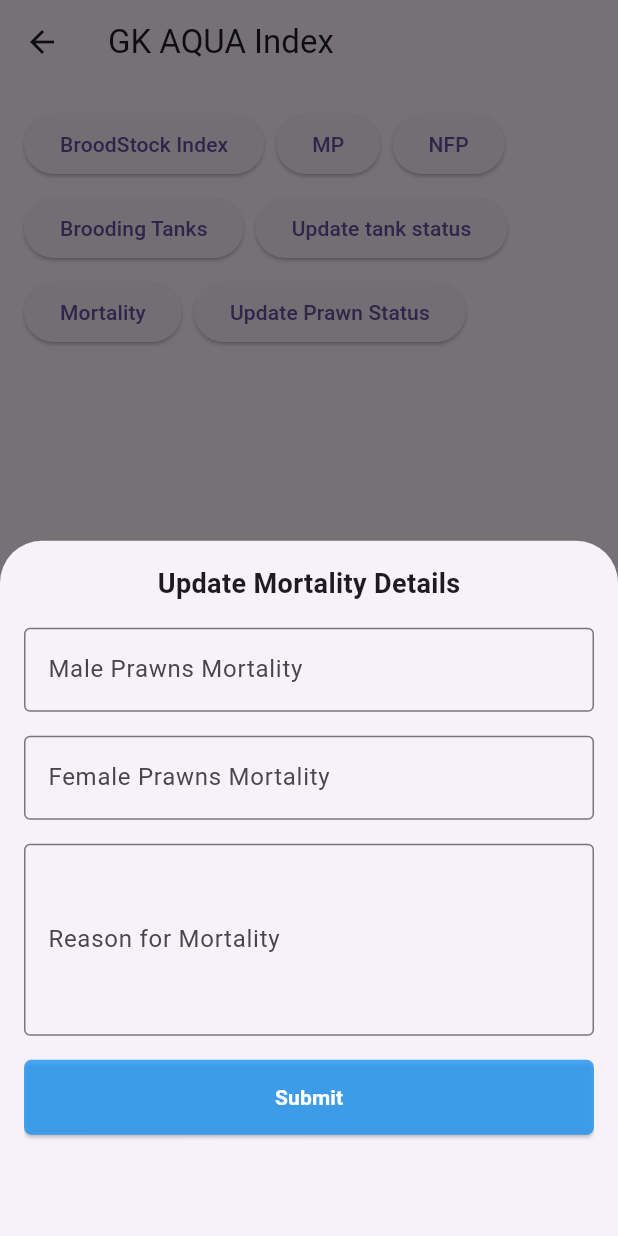
After one commit to sabujith/gkaqua, a Flutter app: the screen it shows after launch, after a tap on "Mortality", on a phone screen of 412 x 824 dp. The commit adds this screen. Run offline on Flutter 3.47's test engine with Material 3 defaults, Android fonts, the phone set to English and light mode, and no system bars.

Commit message:
3 Modal - Tank status, Mortality, Prawn Status

```diff
--- a/lib/Index_Screen.dart
+++ b/lib/Index_Screen.dart
@@ -1,4 +1,7 @@
 import 'package:flutter/material.dart';
+import 'package:gk_aqua/modals/Mortality_Modal.dart';
+import 'package:gk_aqua/modals/UpdatePrawnStatus_Modal.dart';
+import 'package:gk_aqua/modals/UpdateTankStatus_Modal.dart';
 
 class IndexScreen extends StatelessWidget {
   const IndexScreen({super.key});
@@ -38,7 +41,36 @@ class IndexScreen extends StatelessWidget {
                   onPressed: () {
                     Navigator.of(context).pushNamed('BroodingTanks');
                   },
-                  child: Text('Brooding Tanks'))
+                  child: Text('Brooding Tanks')),
+              ElevatedButton(
+                  onPressed: () {
+                    showModalBottomSheet(
+                      context: context,
+                      builder: (BuildContext context) {
+                        return const UpdateTankStatusModal(); // Call the modal
+                      },
+                    );
+                  },
+                  child: Text('Update tank status')),
+              ElevatedButton(
+                  onPressed: () {
+                    showModalBottomSheet(
+                      context: context,
+                      builder: (BuildContext context) {
+                        return const MortalityModal(); // Call the modal
+                      },
+                    );
+                  },
+                  child: Text('Mortality')),
+              ElevatedButton(
+                  onPressed: () {
+                    showModalBottomSheet(
+                        context: context,
+                        builder: (BuildContext context) {
+                          return const UpdateprawnstatusModal();
+                        });
+                  },
+                  child: Text('Update Prawn Status'))
             ],
           ),
         ),
--- a/lib/main.dart
+++ b/lib/main.dart
@@ -30,7 +30,7 @@ class MyApp extends StatelessWidget {
         },
         'BroodingTanks': (context) {
           return BroodingtanksScreen();
-        }
+        },
       },
     );
   }
--- /dev/null
+++ b/lib/modals/Mortality_Modal.dart
@@ -0,0 +1,156 @@
+import 'package:flutter/material.dart';
+
+class MortalityModal extends StatefulWidget {
+  const MortalityModal({super.key});
+
+  @override
+  State<MortalityModal> createState() => _MortalityModalState();
+}
+
+class _MortalityModalState extends State<MortalityModal> {
+  final _formKey = GlobalKey<FormState>();
+
+  // Controllers to retrieve user input
+  final TextEditingController _maleMortalityController =
+      TextEditingController();
+  final TextEditingController _femaleMortalityController =
+      TextEditingController();
+  final TextEditingController _reasonController = TextEditingController();
+
+  @override
+  Widget build(BuildContext context) {
+    return Padding(
+      padding: const EdgeInsets.all(16.0),
+      child: SingleChildScrollView(
+        child: ConstrainedBox(
+          constraints: BoxConstraints(
+            maxHeight: MediaQuery.of(context).size.height * 0.9, // 90% height
+          ),
+          child: Container(
+            height: 600,
+            child: Form(
+              key: _formKey,
+              child: Column(
+                mainAxisSize: MainAxisSize.min,
+                children: <Widget>[
+                  const Center(
+                    child: Text(
+                      'Update Mortality Details',
+                      style:
+                          TextStyle(fontSize: 18, fontWeight: FontWeight.bold),
+                    ),
+                  ),
+                  const SizedBox(height: 16),
+
+                  // Male Prawns Mortality Number Input
+                  TextFormField(
+                    controller: _maleMortalityController,
+                    keyboardType:
+                        TextInputType.number, // Ensures only number input
+                    decoration: const InputDecoration(
+                      labelText: 'Male Prawns Mortality',
+                      border: OutlineInputBorder(),
+                    ),
+                    validator: (value) {
+                      if (value == null || value.isEmpty) {
+                        return 'Please enter the number of male prawn mortalities';
+                      }
+                      if (int.tryParse(value) == null) {
+                        return 'Please enter a valid number';
+                      }
+                      return null;
+                    },
+                  ),
+                  const SizedBox(height: 16),
+
+                  // Female Prawns Mortality Number Input
+                  TextFormField(
+                    controller: _femaleMortalityController,
+                    keyboardType: TextInputType.number,
+                    decoration: const InputDecoration(
+                      labelText: 'Female Prawns Mortality',
+                      border: OutlineInputBorder(),
+                    ),
+                    validator: (value) {
+                      if (value == null || value.isEmpty) {
+                        return 'Please enter the number of female prawn mortalities';
+                      }
+                      if (int.tryParse(value) == null) {
+                        return 'Please enter a valid number';
+                      }
+                      return null;
+                    },
+                  ),
+                  const SizedBox(height: 16),
+
+                  // Reason Notes Text Area
+                  TextFormField(
+                    controller: _reasonController,
+                    keyboardType: TextInputType.multiline,
+                    maxLines: 4, // Text area
+                    decoration: const InputDecoration(
+                      labelText: 'Reason for Mortality',
+                      border: OutlineInputBorder(),
+                    ),
+                    validator: (value) {
+                      if (value == null || value.isEmpty) {
+                        return 'Please provide a reason for mortality';
+                      }
+                      return null;
+                    },
+                  ),
+                  const SizedBox(height: 16),
+
+                  // Submit Button
+                  ElevatedButton(
+                    style: ElevatedButton.styleFrom(
+                      backgroundColor:
+                          Colors.blue.withOpacity(0.8), // Add transparency
+                      minimumSize: Size(double.infinity, 50),
+                      shape: RoundedRectangleBorder(
+                        borderRadius: BorderRadius.circular(5),
+                      ),
+                    ),
+                    onPressed: () {
+                      if (_formKey.currentState!.validate()) {
+                        // Process data if valid
+                        Navigator.of(context)
+                            .pop(); // Close the modal after processing
+                      }
+                    },
+                    child: const Text(
+                      'Submit',
+                      style: TextStyle(
+                          color: Colors.white, fontWeight: FontWeight.bold),
+                    ),
+                  ),
+                ],
+              ),
+            ),
+          ),
+        ),
+      ),
+    );
+  }
+
+  @override
+  void dispose() {
+    _maleMortalityController.dispose();
+    _femaleMortalityController.dispose();
+    _reasonController.dispose();
+    super.dispose();
+  }
+}
+
+void showMortalityModal(BuildContext context) {
+  showModalBottomSheet(
+    context: context,
+    isScrollControlled: true, // Full screen modal
+    builder: (BuildContext context) {
+      return DraggableScrollableSheet(
+        expand: false, // Allow scrolling when content exceeds the height
+        builder: (_, controller) => MortalityModal(),
+      );
+    },
+  );
+}
```
Also changed, not shown: lib/modals/UpdatePrawnStatus_Modal.dart (added, +120 -0 lines), lib/modals/UpdateTankStatus_Modal.dart (added, +79 -0 lines).
